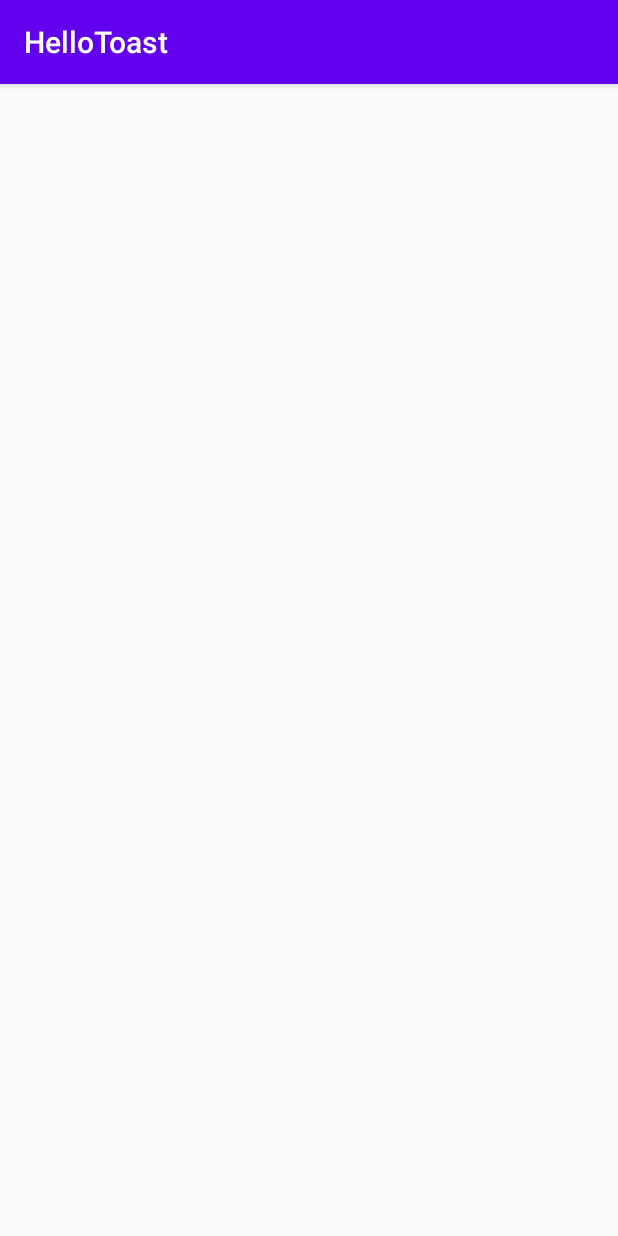
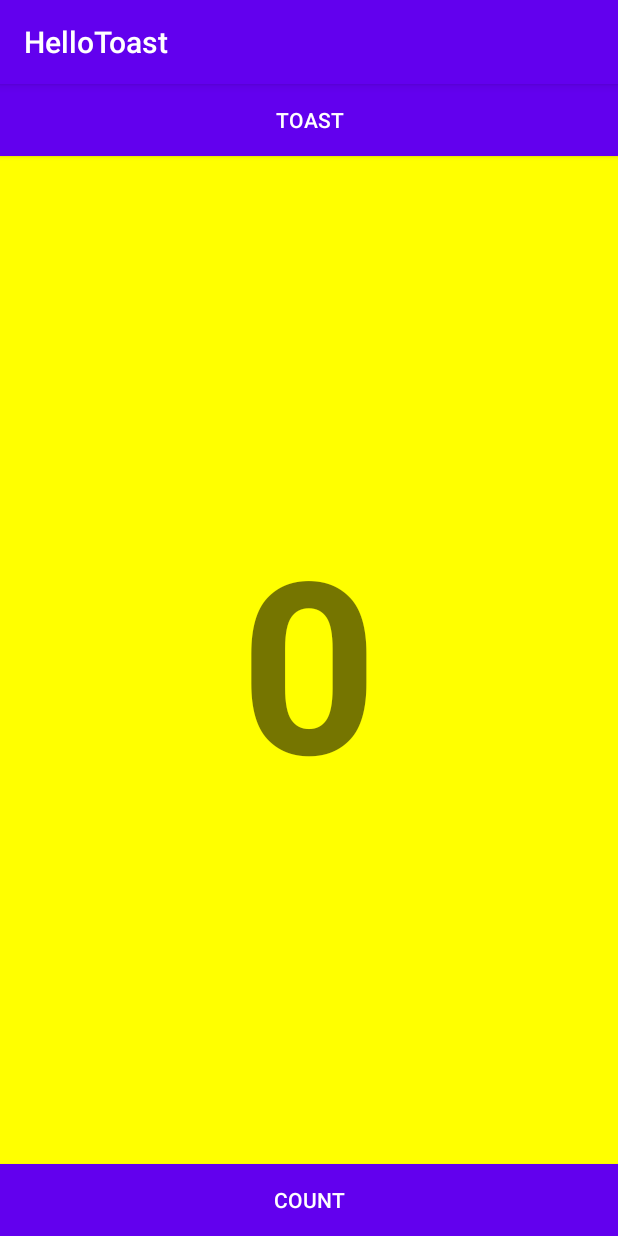
Before and after one commit to samdedy/HelloToast, an Android app: the screen it shows after launch (MainActivity), on a phone screen of 412 x 824 dp. Run offline under Robolectric (Android 15) with nearby library versions, the phone set to English and light mode, and no system bars.

Commit message:
Toast & CountUp

```diff
--- a/app/src/main/java/id/sam/hellotoast/MainActivity.java
+++ b/app/src/main/java/id/sam/hellotoast/MainActivity.java
@@ -3,12 +3,30 @@ package id.sam.hellotoast;
 import androidx.appcompat.app.AppCompatActivity;
 
 import android.os.Bundle;
+import android.view.View;
+import android.widget.TextView;
+import android.widget.Toast;
 
 public class MainActivity extends AppCompatActivity {
+
+    private int mCount = 0;
+    private TextView txtCount;
 
     @Override
     protected void onCreate(Bundle savedInstanceState) {
         super.onCreate(savedInstanceState);
         setContentView(R.layout.activity_main);
+        txtCount = findViewById(R.id.txtCount);
+    }
+
+    public void showToast(View view){
+        Toast.makeText(this,"Hello Toast", Toast.LENGTH_SHORT).show();
+    }
+
+    public void countUp(View view){
+        ++mCount;
+        if(txtCount != null){
+            txtCount.setText(Integer.toString(mCount));
+        }
     }
 }
--- a/app/src/main/res/layout/activity_main.xml
+++ b/app/src/main/res/layout/activity_main.xml
@@ -6,5 +6,41 @@
     android:layout_height="match_parent"
     tools:context=".MainActivity">
 
+    <Button
+        android:id="@+id/btnToast"
+        android:layout_width="0dp"
+        android:layout_height="wrap_content"
+        android:background="@color/colorPrimary"
+        android:onClick="showToast"
+        android:text="Toast"
+        android:textColor="@android:color/white"
+        app:layout_constraintEnd_toEndOf="parent"
+        app:layout_constraintStart_toStartOf="parent"
+        app:layout_constraintTop_toTopOf="parent" />
 
+    <Button
+        android:id="@+id/btnCount"
+        android:layout_width="0dp"
+        android:layout_height="wrap_content"
+        android:background="@color/colorPrimary"
+        android:onClick="countUp"
+        android:text="Count"
+        android:textColor="@android:color/white"
+        app:layout_constraintBottom_toBottomOf="parent"
+        app:layout_constraintEnd_toEndOf="parent"
+        app:layout_constraintStart_toStartOf="parent" />
+
+    <TextView
+        android:id="@+id/txtCount"
+        android:layout_width="0dp"
+        android:layout_height="0dp"
+        android:background="#FFFF00 "
+        android:gravity="center_horizontal|center_vertical"
+        android:text="0"
+        android:textSize="160sp"
+        android:textStyle="bold"
+        app:layout_constraintBottom_toTopOf="@+id/btnCount"
+        app:layout_constraintEnd_toEndOf="parent"
+        app:layout_constraintStart_toStartOf="parent"
+        app:layout_constraintTop_toBottomOf="@+id/btnToast" />
 </androidx.constraintlayout.widget.ConstraintLayout>
```
